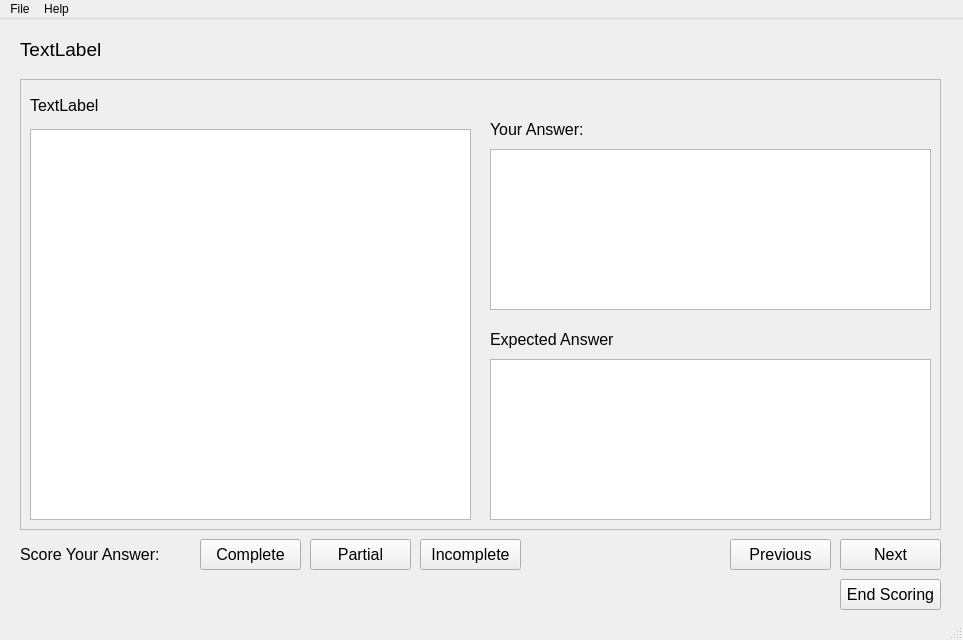
The window that src/ui/score_window.ui (nikolovdeyan/flashkarti) describes before a commit, drawn with Qt 5.
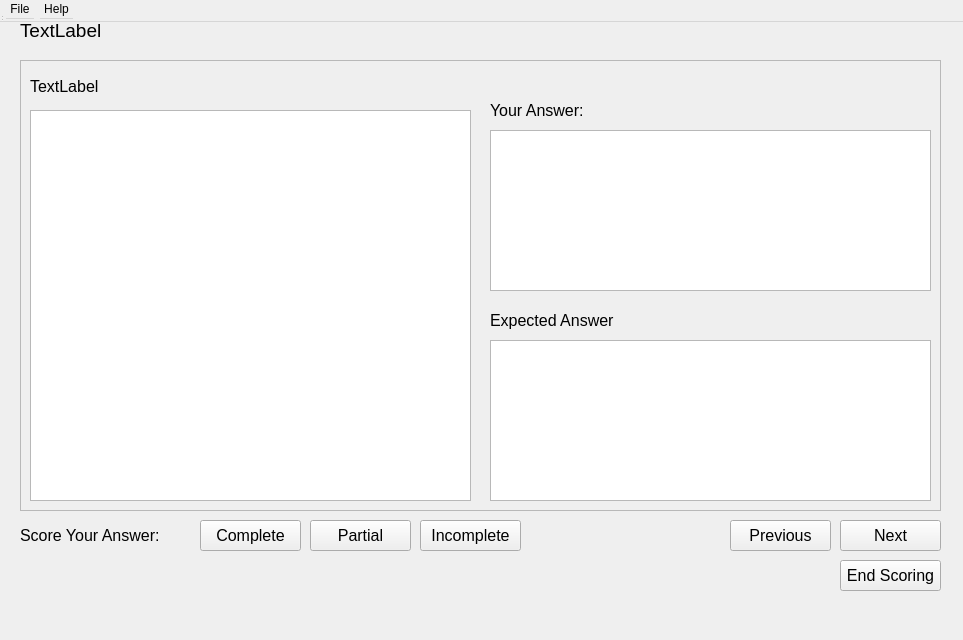
The same window after the commit.

Commit message: Start refactoring ui. MainWindow renamed to MenuWindow

```diff
--- a/src/ui/score_window.ui
+++ b/src/ui/score_window.ui
@@ -1,7 +1,7 @@
 <?xml version="1.0" encoding="UTF-8"?>
 <ui version="4.0">
  <class>ScoreWindow</class>
- <widget class="QMainWindow" name="ScoreWindow">
+ <widget class="QWidget" name="ScoreWindow">
   <property name="geometry">
    <rect>
     <x>0</x>
```
The commit also changes 10 other files.
